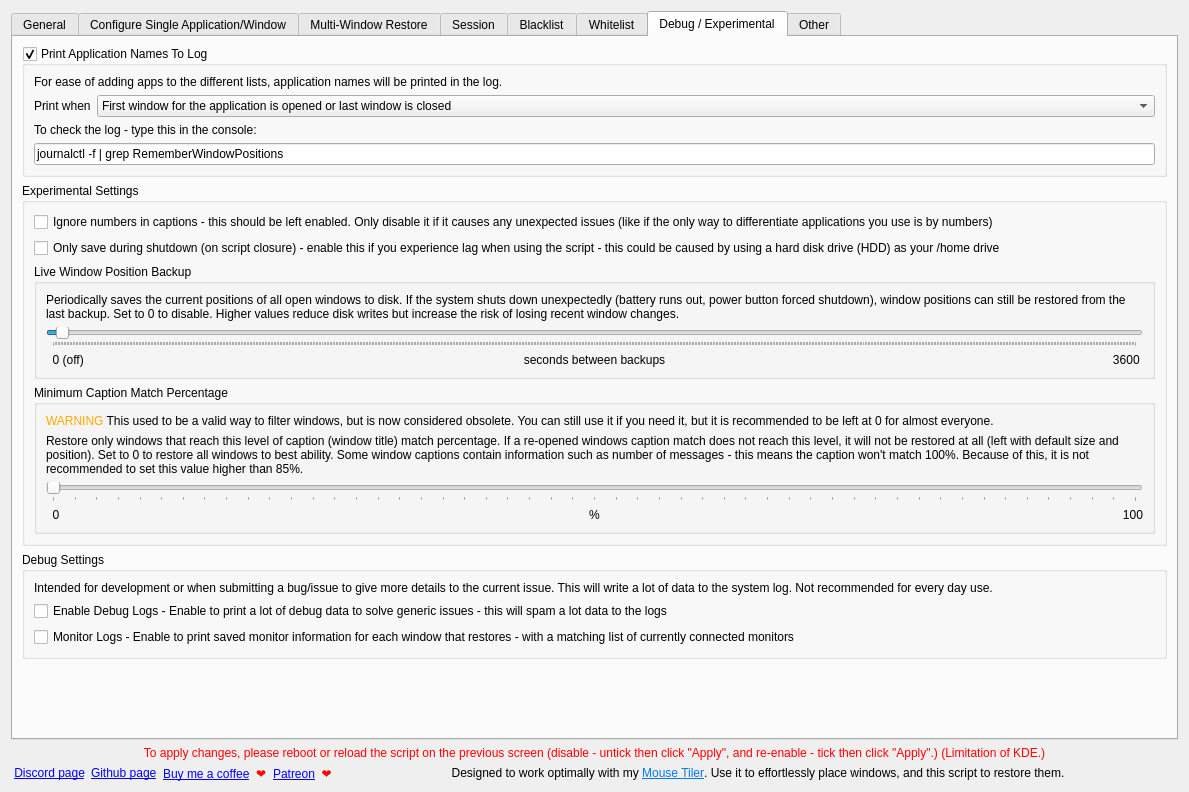
The window that src/contents/ui/config.ui (rxappdev/RememberWindowPositions) describes before a commit, drawn with Qt 5.
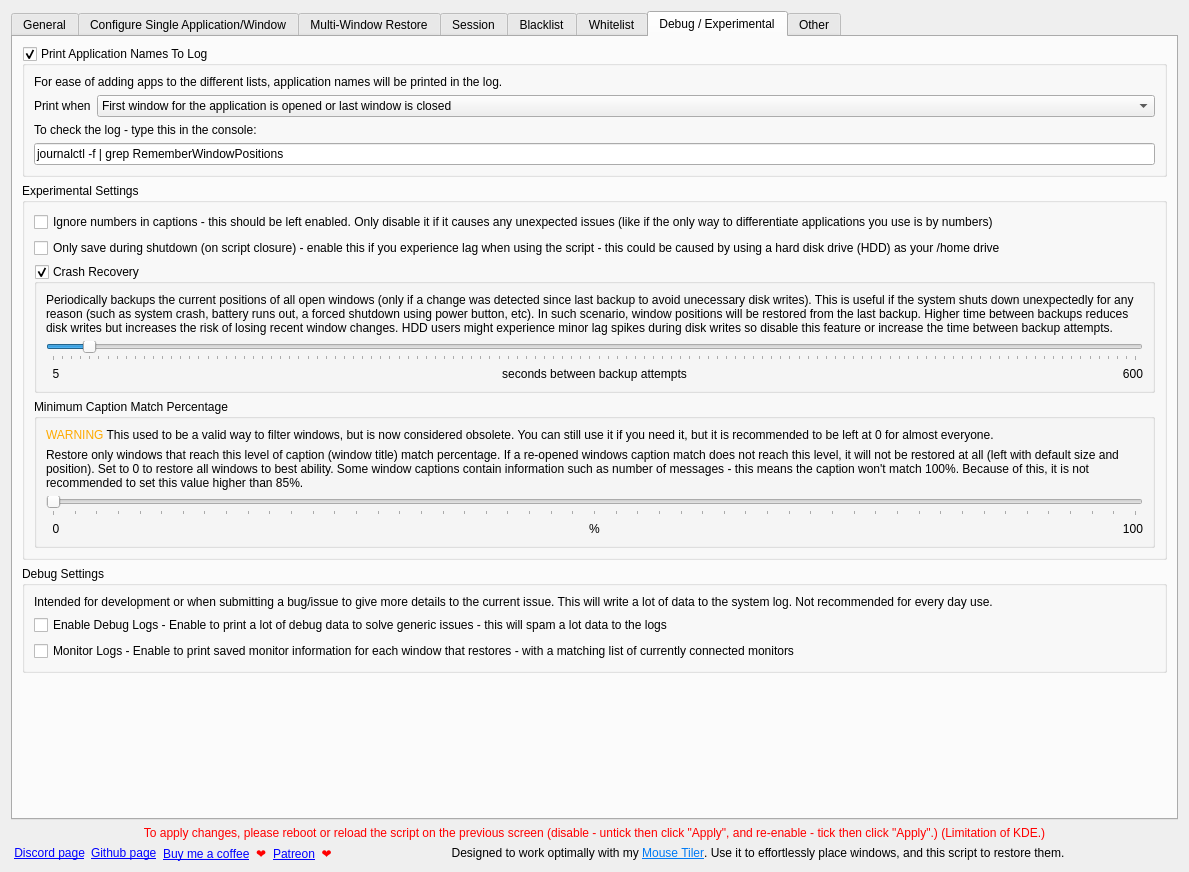
The same window after the commit. The open tabs and pages were chosen to show the change. Icons and pictures are not drawn.

Commit message: Live backup improvements * Fixed several bugs mostly related to overrides (Remember Always was broken by live backups) * Improved saving so the backup is only saved to disk when there is actual change (to prevent wearing out SSDs/HDDs) * Improved settings so there is now a "Crash Recovery" toggle, some value tweaks and added more info regarding the system * Fixed an old bug when highestIndex was -1

```diff
--- a/src/contents/ui/config.ui
+++ b/src/contents/ui/config.ui
@@ -7,7 +7,7 @@
     <x>0</x>
     <y>0</y>
     <width>1189</width>
-    <height>792</height>
+    <height>872</height>
    </rect>
   </property>
   <layout class="QVBoxLayout" name="verticalLayout">
@@ -1193,13 +1193,16 @@
            <item>
             <widget class="QGroupBox" name="groupBox_liveBackup">
              <property name="title">
-              <string>Live Window Position Backup</string>
+             <string>Crash Recovery</string>
+            </property>
+            <property name="checkable">
+             <bool>true</bool>
              </property>
              <layout class="QVBoxLayout" name="verticalLayout_liveBackup">
               <item>
                <widget class="QLabel" name="label_liveBackupExplanation">
                 <property name="text">
-                 <string>Periodically saves the current positions of all open windows to disk. If the system shuts down unexpectedly (battery runs out, power button forced shutdown), window positions can still be restored from the last backup. Set to 0 to disable. Higher values reduce disk writes but increase the risk of losing recent window changes.</string>
+                <string>Periodically backups the current positions of all open windows (only if a change was detected since last backup to avoid unecessary disk writes). This is useful if the system shuts down unexpectedly for any reason (such as system crash, battery runs out, a forced shutdown using power button, etc). In such scenario, window positions will be restored from the last backup. Higher time between backups reduces disk writes but increases the risk of losing recent window changes. HDD users might experience minor lag spikes during disk writes so disable this feature or increase the time between backup attempts.</string>
                 </property>
                 <property name="wordWrap">
                  <bool>true</bool>
@@ -1209,13 +1212,16 @@
               <item>
                <widget class="QSlider" name="kcfg_liveBackupInterval">
                 <property name="minimum">
-                 <number>0</number>
+                <number>5</number>
                 </property>
                 <property name="maximum">
-                 <number>3600</number>
+                <number>600</number>
+               </property>
+               <property name="singleStep">
+                <number>5</number>
                 </property>
                 <property name="value">
-                 <number>30</number>
+                <number>25</number>
                 </property>
                 <property name="orientation">
                  <enum>Qt::Orientation::Horizontal</enum>
@@ -1233,14 +1239,14 @@
                 <item>
                  <widget class="QLabel" name="label_liveBackupIntervalMin">
                   <property name="text">
-                   <string>  0 (off)</string>
+                  <string>  5</string>
                   </property>
                  </widget>
                 </item>
                 <item>
                  <widget class="QLabel" name="label_liveBackupIntervalInfo">
                   <property name="text">
-                   <string>seconds between backups</string>
+                  <string>seconds between backup attempts</string>
                   </property>
                   <property name="alignment">
                    <set>Qt::AlignmentFlag::AlignCenter</set>
@@ -1250,7 +1256,7 @@
                 <item>
                  <widget class="QLabel" name="label_liveBackupIntervalMax">
                   <property name="text">
-                   <string>3600 </string>
+                  <string>600</string>
                   </property>
                   <property name="alignment">
                    <set>Qt::AlignmentFlag::AlignRight|Qt::AlignmentFlag::AlignTrailing|Qt::AlignmentFlag::AlignVCenter</set>
```
Left out of the diff: 10 changed lines with no effect on the pictures. Lines whose indentation alone changed are shown as unchanged. The commit also changes 3 other files.
